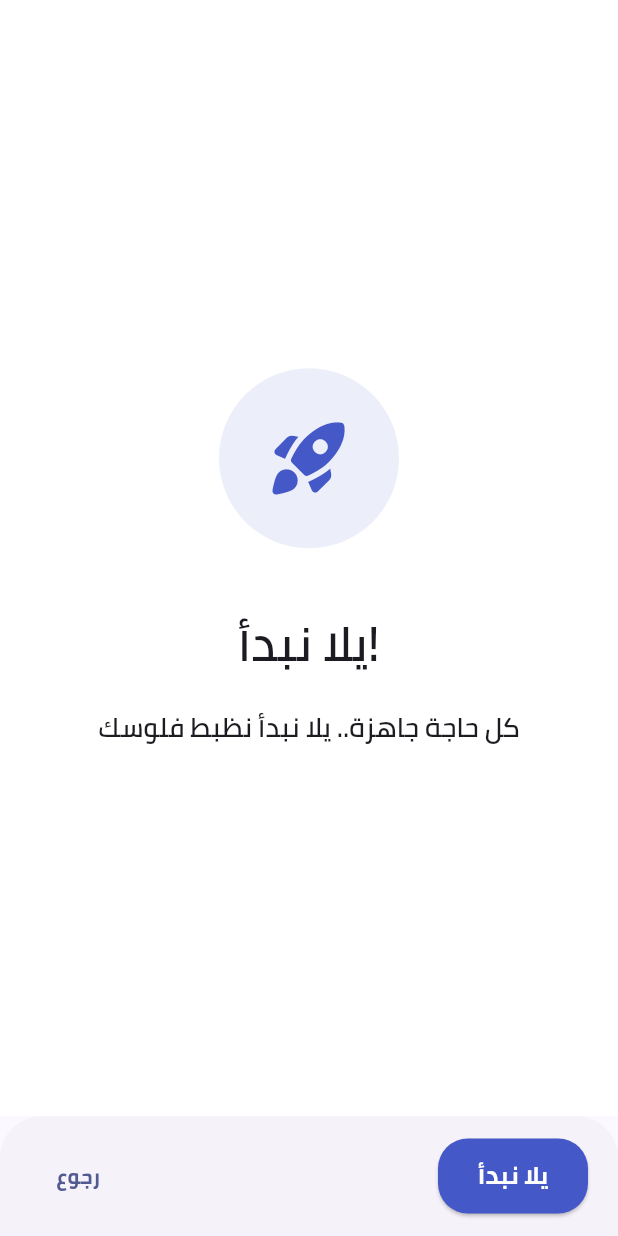
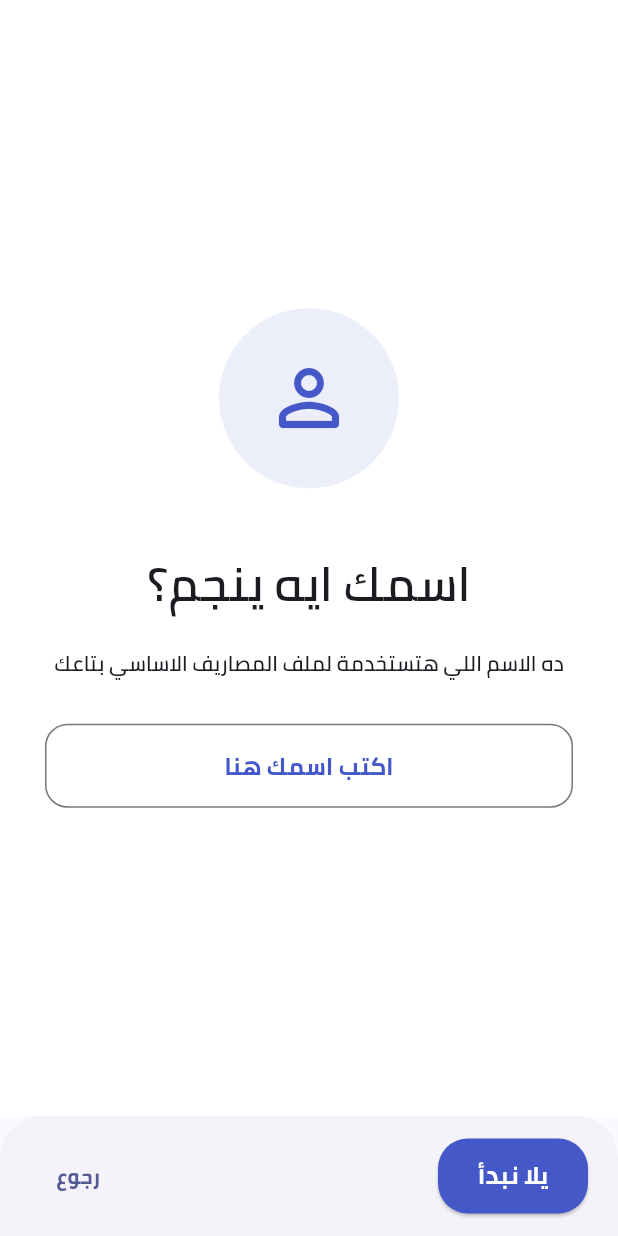
Before and after one commit to saifnasserer/Safe_App, a Flutter app: the screen it shows after launch, after a tap on "تخطي", on a phone screen of 412 x 824 dp. Run offline on Flutter 3.47's test engine with Material 3 defaults, Android fonts, the light colour scheme and no system bars; drawn by our look-alikes of overlay_support; our stand-ins replace audioplayers, lottie, math_expressions, shared_preferences, smooth_page_indicator; missing offline and left inert: tutorial_coach_mark; accounts and stored records are empty.

Commit message:
final commit

```diff
--- a/lib/Screens/introduction_screen.dart
+++ b/lib/Screens/introduction_screen.dart
@@ -1,4 +1,5 @@
 import 'package:flutter/material.dart';
+import 'package:flutter/services.dart';
 import 'package:safe/Constants.dart';
 import 'package:safe/utils/storage_service.dart';
 import 'package:smooth_page_indicator/smooth_page_indicator.dart';
@@ -60,7 +61,7 @@ class _IntroductionScreenState extends State<IntroductionScreen> {
         ScaffoldMessenger.of(context).showSnackBar(
           const SnackBar(
             backgroundColor: Colors.red,
-            content: Text('حدث خطأ، ممكن تعمل ريستارت للابلكيشن',
+            content: Text('حصل خطأ، ممكن تعمل ريستارت للابلكيشن',
                 textAlign: TextAlign.center),
             duration: Duration(seconds: 2),
           ),
@@ -78,7 +79,7 @@ class _IntroductionScreenState extends State<IntroductionScreen> {
           controller: _controller,
           onPageChanged: (index) {
             setState(() {
-              isLastPage = index == 5;
+              isLastPage = index == 4;
             });
           },
           children: [
@@ -242,7 +243,7 @@ class _IntroductionScreenState extends State<IntroductionScreen> {
                       child: const Column(
                         children: [
                           Text(
-                            'قدر تعمل حسابات مختلفة لكل حاجة:',
+                            'تقدر تعمل حسابات مختلفة لكل حاجة',
                             textAlign: TextAlign.center,
                             style: TextStyle(
                               fontSize: 18,
@@ -323,7 +324,7 @@ class _IntroductionScreenState extends State<IntroductionScreen> {
                       child: const Column(
                         children: [
                           Text(
-                            'اهداف مالية زي:',
+                            'اهداف مالية زي',
                             textAlign: TextAlign.center,
                             style: TextStyle(
                               fontSize: 18,
@@ -400,6 +401,33 @@ class _IntroductionScreenState extends State<IntroductionScreen> {
                       TextFormField(
                         controller: _nameController,
                         textAlign: TextAlign.center,
+                        textDirection: TextDirection.rtl,
+                        inputFormatters: [
+                          TextInputFormatter.withFunction((oldValue, newValue) {
+                            if (newValue.text.isEmpty) return newValue;
+
+                            // Maintain cursor position
+                            final cursorPos = newValue.selection.start;
+
+                            // Split text into words and capitalize each English word
+                            final words = newValue.text.split(' ');
+                            final capitalizedWords = words.map((word) {
+                              // Only capitalize if it starts with English letters
+                              if (RegExp(r'^[a-zA-Z]').hasMatch(word)) {
+                                return word[0].toUpperCase() +
+                                       (word.length > 1 ? word.substring(1) : '');
+                              }
+                              return word;
+                            }).join(' ');
+
+                            return TextEditingValue(
+                              text: capitalizedWords,
+                              selection: TextSelection.collapsed(
+                                offset: cursorPos,
+                              ),
+                            );
+                          }),
+                        ],
                         decoration: InputDecoration(
                           hintText: 'اكتب اسمك هنا',
                           hintStyle: TextStyle(
@@ -432,50 +460,50 @@ class _IntroductionScreenState extends State<IntroductionScreen> {
             ),
 
             // Let's Start Page
-            Container(
-              color: Colors.white,
-              child: Column(
-                mainAxisAlignment: MainAxisAlignment.center,
-                children: [
-                  Container(
-                    width: 120,
-                    height: 120,
-                    decoration: BoxDecoration(
-                      color:
-                          Constants.getPrimaryColor(context).withOpacity(0.1),
-                      shape: BoxShape.circle,
-                    ),
-                    child: Icon(
-                      Icons.rocket_launch_rounded,
-                      size: 60,
-                      color: Constants.getPrimaryColor(context),
-                    ),
-                  ),
-                  const SizedBox(height: 40),
-                  const Text(
-                    'يلا نبدأ!',
-                    style: TextStyle(
-                      fontSize: 32,
-                      fontWeight: FontWeight.bold,
-                      fontFamily: Constants.secondaryFontFamily,
-                    ),
-                  ),
-                  const SizedBox(height: 20),
-                  const Padding(
-                    padding: EdgeInsets.symmetric(horizontal: 30),
-                    child: Text(
-                      'كل حاجة جاهزة.. يلا نبدأ نظبط فلوسك',
-                      textAlign: TextAlign.center,
-                      style: TextStyle(
-                        fontSize: 18,
-                        fontFamily: Constants.secondaryFontFamily,
-                        height: 1.5,
-                      ),
-                    ),
-                  ),
-                ],
-              ),
-            ),
+            // Container(
+            //   color: Colors.white,
+            //   child: Column(
+            //     mainAxisAlignment: MainAxisAlignment.center,
+            //     children: [
+            //       Container(
+            //         width: 120,
+            //         height: 120,
+            //         decoration: BoxDecoration(
+            //           color:
+            //               Constants.getPrimaryColor(context).withOpacity(0.1),
+            //           shape: BoxShape.circle,
+            //         ),
+            //         child: Icon(
+            //           Icons.rocket_launch_rounded,
+            //           size: 60,
+            //           color: Constants.getPrimaryColor(context),
+            //         ),
+            //       ),
+            //       const SizedBox(height: 40),
+            //       const Text(
+            //         'يلا نبدأ!',
+            //         style: TextStyle(
+            //           fontSize: 32,
+            //           fontWeight: FontWeight.bold,
+            //           fontFamily: Constants.secondaryFontFamily,
+            //         ),
+            //       ),
+            //       const SizedBox(height: 20),
+            //       const Padding(
+            //         padding: EdgeInsets.symmetric(horizontal: 30),
+            //         child: Text(
+            //           'كل حاجة جاهزة.. يلا نبدأ نظبط فلوسك',
+            //           textAlign: TextAlign.center,
+            //           style: TextStyle(
+            //             fontSize: 18,
+            //             fontFamily: Constants.secondaryFontFamily,
+            //             height: 1.5,
+            //           ),
+            //         ),
+            //       ),
+            //     ],
+            //   ),
+            // ),
           ],
         ),
       ),
@@ -531,7 +559,7 @@ class _IntroductionScreenState extends State<IntroductionScreen> {
                   Center(
                     child: SmoothPageIndicator(
                       controller: _controller,
-                      count: 6,
+                      count: 4,
                       effect: WormEffect(
                         spacing: 16,
                         dotColor: Colors.black12,
--- a/lib/main.dart
+++ b/lib/main.dart
@@ -15,7 +15,8 @@ import 'package:safe/utils/storage_service.dart';
 import 'package:provider/provider.dart';
 import 'package:safe/widgets/app_initializer.dart';
 
-void main() {
+void main() async {
+  await Future.delayed(const Duration(seconds: 2));
   runZonedGuarded(() async {
     WidgetsFlutterBinding.ensureInitialized();
 
```
Also changed, not shown: lib/Screens/manage_screen/manage_widgets/transaction_input_form.dart (+15 -4 lines), pubspec.yaml (+10 -13 lines), assets/bottomBranding.png, assets/ico.png (deleted), assets/icon.png (added), assets/money.png (added), assets/purple.png (deleted), 63 other files.
